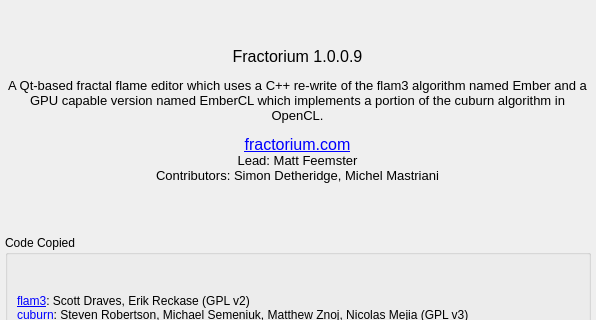
This is Source/Fractorium/AboutDialog.ui in typpos/fractorium as Qt 5 draws it before an edit; both pictures show x 0 to 596 and y 0 to 320 of the 596 by 930 pixel window. The edited form follows.
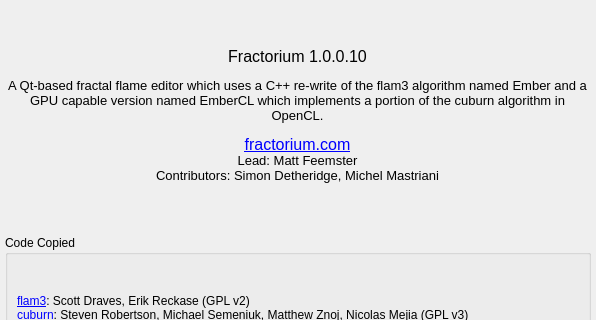
This is the edited form.

What changed in the file:
```diff
--- a/Source/Fractorium/AboutDialog.ui
+++ b/Source/Fractorium/AboutDialog.ui
@@ -58,7 +58,7 @@
     <enum>QFrame::NoFrame</enum>
    </property>
    <property name="text">
-    <string>&lt;html&gt;&lt;head/&gt;&lt;body&gt;&lt;p align=&quot;center&quot;&gt;Fractorium 1.0.0.9&lt;/p&gt;&lt;p align=&quot;center&quot;&gt;&lt;span style=&quot; font-size:10pt;&quot;&gt;A Qt-based fractal flame editor which uses a C++ re-write of the flam3 algorithm named Ember and a GPU capable version named EmberCL which implements a portion of the cuburn algorithm in OpenCL.&lt;/span&gt;&lt;/p&gt;&lt;p align=&quot;center&quot;&gt;&lt;a href=&quot;http://fractorium.com&quot;&gt;&lt;span style=&quot; text-decoration: underline; color:#0000ff;&quot;&gt;fractorium.com&lt;/span&gt;&lt;/a&gt;&lt;span style=&quot; font-size:10pt;&quot;&gt;&lt;br/&gt;Lead: Matt Feemster&lt;br/&gt;Contributors: Simon Detheridge, Michel Mastriani&lt;/span&gt;&lt;/p&gt;&lt;/body&gt;&lt;/html&gt;</string>
+    <string>&lt;html&gt;&lt;head/&gt;&lt;body&gt;&lt;p align=&quot;center&quot;&gt;Fractorium 1.0.0.10&lt;/p&gt;&lt;p align=&quot;center&quot;&gt;&lt;span style=&quot; font-size:10pt;&quot;&gt;A Qt-based fractal flame editor which uses a C++ re-write of the flam3 algorithm named Ember and a GPU capable version named EmberCL which implements a portion of the cuburn algorithm in OpenCL.&lt;/span&gt;&lt;/p&gt;&lt;p align=&quot;center&quot;&gt;&lt;a href=&quot;http://fractorium.com&quot;&gt;&lt;span style=&quot; text-decoration: underline; color:#0000ff;&quot;&gt;fractorium.com&lt;/span&gt;&lt;/a&gt;&lt;span style=&quot; font-size:10pt;&quot;&gt;&lt;br/&gt;Lead: Matt Feemster&lt;br/&gt;Contributors: Simon Detheridge, Michel Mastriani&lt;/span&gt;&lt;/p&gt;&lt;/body&gt;&lt;/html&gt;</string>
    </property>
    <property name="textFormat">
     <enum>Qt::RichText</enum>
```
